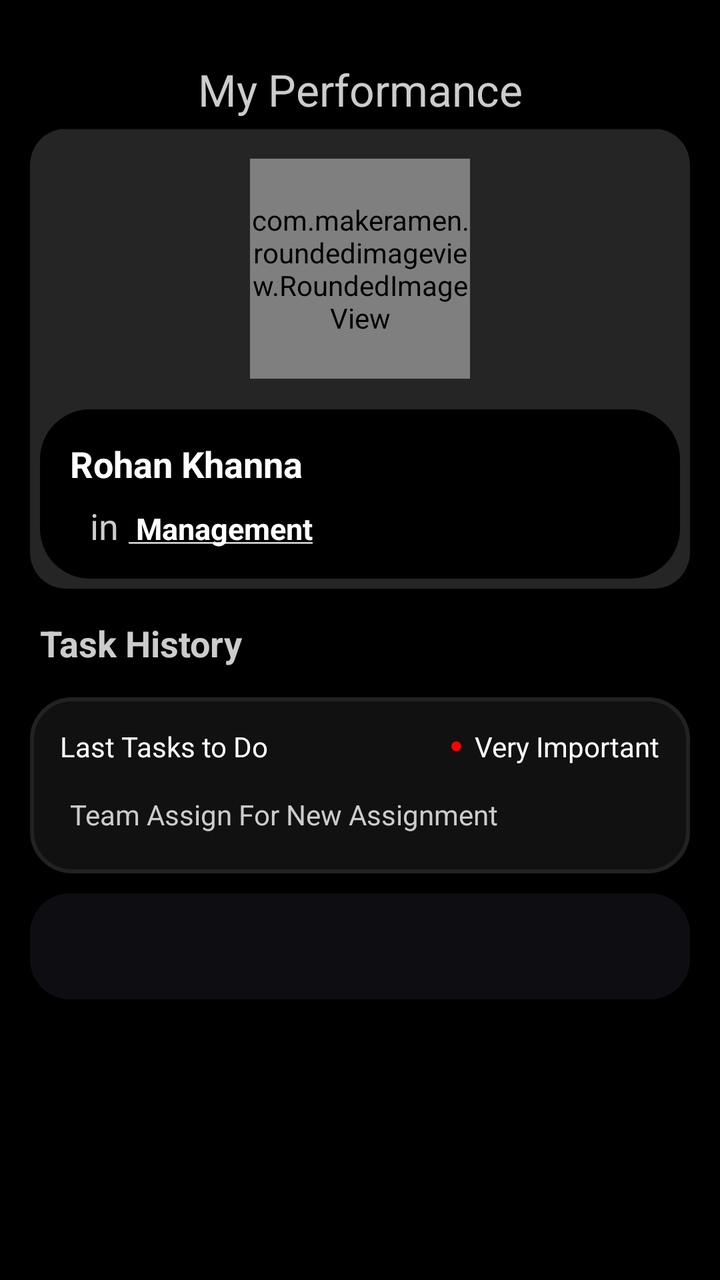
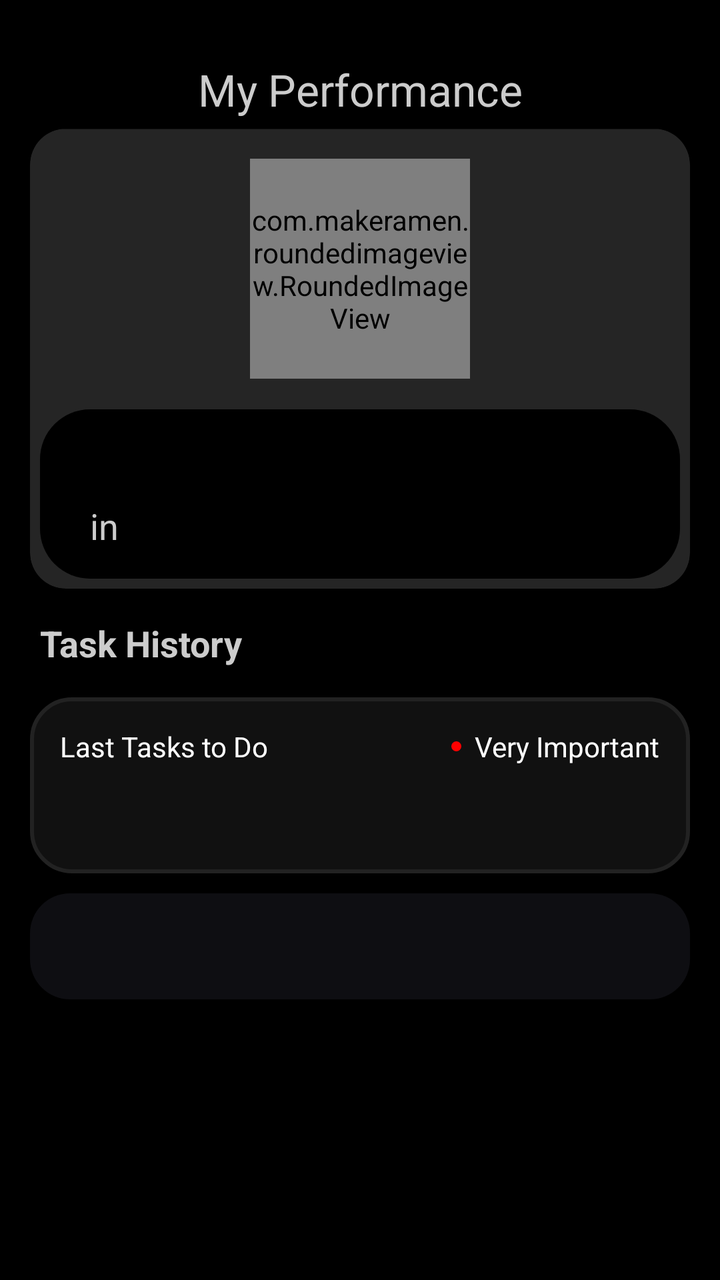

Before-and-after screenshots of an Android layout around one commit, followed by the original layout XML and the change that was made.
<!-- AndroidManifest.xml: application theme AppTheme -->
<!-- res/layout/fragment_my_performance.xml -->
<?xml version="1.0" encoding="utf-8"?>
<layout>

    <LinearLayout xmlns:android="http://schemas.android.com/apk/res/android"
        xmlns:app="http://schemas.android.com/apk/res-auto"
        xmlns:tools="http://schemas.android.com/tools"
        android:layout_width="match_parent"
        android:layout_height="match_parent"
        android:clickable="true"
        android:background="@android:color/black"
        android:orientation="vertical"
        android:padding="@dimen/_10dp"
        tools:context=".manager.activity.fragment.MyPerformance">

        <LinearLayout
            android:layout_width="match_parent"
            android:layout_height="wrap_content"
            android:layout_marginTop="20dp">

            <ImageView
                android:layout_width="wrap_content"
                android:layout_height="wrap_content"
                android:visibility="gone"
                android:layout_marginStart="25dp"
                android:src="@drawable/backbutton" />

            <TextView
                android:layout_width="match_parent"
                android:layout_height="wrap_content"
                android:gravity="center"
                android:text="My Performance"
                android:textColor="@color/greyforText"
                android:textSize="22sp" />

        </LinearLayout>

        
        <ScrollView
            android:layout_width="match_parent"
            android:layout_height="wrap_content">

            <LinearLayout
                android:layout_width="match_parent"
                android:layout_height="wrap_content"
                android:orientation="vertical">

                <androidx.cardview.widget.CardView
                    android:layout_width="match_parent"
                    android:layout_height="230dp"
                    android:layout_margin="5dp"
                    app:cardBackgroundColor="@color/lightGreycolor"
                    app:cardCornerRadius="18dp">

                    <ImageView
                        android:layout_width="match_parent"
                        android:layout_height="wrap_content"
                        android:scaleType="fitXY"
                        android:src="@drawable/grey_bg_rounded" />



                        <com.makeramen.roundedimageview.RoundedImageView
                            android:id="@+id/profilePhoto"
                            android:layout_width="110dp"
                            android:layout_height="110dp"
                            app:riv_oval="true"
                            android:layout_gravity="center"
                            android:scaleType="centerCrop"
                            android:layout_marginBottom="45dp"
                            android:src="@drawable/profilephoto" />

                    <LinearLayout
                        android:layout_width="match_parent"
                        android:layout_height="wrap_content"
                        android:layout_gravity="bottom"
                        android:layout_margin="@dimen/_5dp"
                        android:background="@drawable/black_button"
                        android:padding="@dimen/_10dp"
                        android:orientation="vertical">

                        <TextView
                            android:id="@+id/name"
                            android:layout_width="match_parent"
                            android:layout_height="wrap_content"
                            android:padding="5dp"
                            android:text="Rohan Khanna "
                            android:textColor="@color/white"
                            android:textSize="18dp"
                            android:textStyle="bold" />

                        <LinearLayout
                            android:layout_width="match_parent"
                            android:layout_height="wrap_content">

                            <TextView
                                android:layout_width="wrap_content"
                                android:layout_height="wrap_content"
                                android:layout_marginStart="@dimen/_15"
                                android:text="in"
                                android:textColor="@color/greyforText"
                                android:textSize="18dp"
                                android:textStyle="normal" />

                            <TextView
                                android:id="@+id/department"
                                android:layout_width="match_parent"
                                android:layout_height="wrap_content"
                                android:padding="5dp"
                                android:text="@string/department"
                                android:textColor="@color/white"
                                android:textSize="15dp"
                                android:textStyle="bold" />
                        </LinearLayout>


                    </LinearLayout>
                </androidx.cardview.widget.CardView>

                <TextView
                    android:layout_width="match_parent"
                    android:layout_height="wrap_content"
                    android:layout_margin="@dimen/_5dp"
                    android:padding="5dp"
                    android:text="Task History"
                    android:textColor="@color/greyforText"
                    android:textSize="18dp"
                    android:textStyle="bold" />

                <RelativeLayout
                    android:layout_width="match_parent"
                    android:layout_height="wrap_content"
                    android:layout_margin="@dimen/_5dp"
                    android:background="@drawable/dark_grey_bg"
                    android:padding="@dimen/_10dp">

                    <TextView
                        android:id="@+id/text1"
                        android:layout_width="match_parent"
                        android:layout_height="wrap_content"
                        android:padding="@dimen/_5dp"
                        android:text="Last Tasks to Do"
                        android:textColor="@color/white"
                        android:textSize="14dp" />


                    <TextView
                        android:id="@+id/dotText"
                        android:layout_width="wrap_content"
                        android:layout_height="wrap_content"
                        android:layout_alignEnd="@+id/text1"
                        android:drawableStart="@drawable/red_dot"
                        android:padding="@dimen/_5dp"
                        android:text="  Very Important"
                        android:textColor="@color/white"
                        android:textSize="14dp" />

                    <TextView
                        android:id="@+id/task"
                        android:layout_width="match_parent"
                        android:layout_height="wrap_content"
                        android:layout_below="@+id/text1"
                        android:padding="@dimen/_10"
                        android:text="Team Assign For New Assignment"
                        android:textColor="@color/greyforText"
                        android:textSize="14dp" />
                </RelativeLayout>

                <com.google.android.material.tabs.TabLayout
                    android:id="@+id/tabs"
                    android:layout_width="match_parent"
                    android:layout_height="wrap_content"
                    android:layout_gravity="center"
                    android:layout_margin="@dimen/_5dp"
                    android:animateLayoutChanges="true"
                    android:background="@drawable/tab_bg"
                    android:elevation="@dimen/_30dp"
                    android:paddingBottom="@dimen/_5dp"
                    app:tabBackground="@drawable/tab_selected"
                    app:tabGravity="fill"
                    app:tabIndicator="@drawable/tab_selected"
                    app:tabMode="fixed"
                    app:tabSelectedTextColor="@color/white"
                    app:tabTextColor="#A2A2B5" />

                <androidx.viewpager.widget.ViewPager
                    android:id="@+id/viewPager"
                    android:layout_width="match_parent"
                    android:layout_height="1550dp" />

            </LinearLayout>

        </ScrollView>

    </LinearLayout>
</layout>
<!-- resources referenced by this layout -->
<resources>
  <color name="greyforText">#CCCCCC</color>
  <color name="lightGreycolor">#252525</color>
  <color name="white">#FFFFFF</color>
  <dimen name="_10">10dp</dimen>
  <dimen name="_10dp">10dp</dimen>
  <dimen name="_15">15dp</dimen>
  <dimen name="_30dp">30dp</dimen>
  <dimen name="_5dp">5dp</dimen>
  <!-- drawable backbutton: png bitmap (drawable, 227 bytes) -->
  <!-- drawable black_button (drawable) -->
  <shape xmlns:android="http://schemas.android.com/apk/res/android"
      android:shape="rectangle">
      <solid android:color="#000000"/>
      <corners android:radius="25dp" /> 
  </shape>
  <!-- drawable dark_grey_bg (drawable) -->
  <?xml version="1.0" encoding="utf-8"?>
  <shape xmlns:android="http://schemas.android.com/apk/res/android"
      android:shape="rectangle">
      <solid android:color="@color/greyBackground"/>
      <corners android:radius="@dimen/_20dp"/>
      <stroke
          android:width="2dp" android:color="@color/strokeBlack"/>
  </shape>
  <!-- drawable grey_bg_rounded (drawable) -->
  <?xml version="1.0" encoding="utf-8"?>
  <shape xmlns:android="http://schemas.android.com/apk/res/android"
      android:shape="rectangle">
  <solid android:color="@color/greyBackground"/>
      <corners android:radius="@dimen/_20dp"/>
  </shape>
  <!-- drawable profilephoto: png bitmap (drawable, 10711 bytes) -->
  <!-- drawable red_dot (drawable) -->
  <?xml version="1.0" encoding="utf-8"?>
  <shape xmlns:android="http://schemas.android.com/apk/res/android"
      android:shape="oval">
      <solid android:color="#FF0000" /> 
      <size android:width="5dp" android:height="5dp" /> 
  </shape>
  <!-- drawable tab_bg (drawable) -->
  <shape xmlns:android="http://schemas.android.com/apk/res/android"
      android:shape="rectangle">
      <solid android:color="@color/lightGrey" /> 
      <corners android:radius="20dp" />
  </shape>
  <!-- drawable tab_selected (drawable) -->
  <?xml version="1.0" encoding="utf-8"?>
  <selector xmlns:android="http://schemas.android.com/apk/res/android">
  
          <item android:drawable="@drawable/dark_grey_bg" android:state_selected="true"/>
          <item android:drawable="@color/lightGrey"/>
  
  </selector>
  <string name="department"><u> Management</u></string>
  <style name="AppTheme" parent="Theme.MaterialComponents.Light.NoActionBar">
          <item name="colorPrimaryDark">@color/black</item>
          <item name="colorSurface">@color/white</item>
      </style>
  <color name="greyBackground">#111111</color>
  <dimen name="_20dp">20dp</dimen>
  <color name="strokeBlack">#222222</color>
  <color name="lightGrey">#0E0E12</color>
  <color name="black">#FF000000</color>
</resources>

<!-- the commit's change to res/layout/fragment_my_performance.xml (unified diff, before → after) -->
@@ -66,8 +66,7 @@
                             app:riv_oval="true"
                             android:layout_gravity="center"
                             android:scaleType="centerCrop"
-                            android:layout_marginBottom="45dp"
-                            android:src="@drawable/profilephoto" />
+                            android:layout_marginBottom="45dp" />
 
                     <LinearLayout
                         android:layout_width="match_parent"
@@ -83,7 +82,7 @@
                             android:layout_width="match_parent"
                             android:layout_height="wrap_content"
                             android:padding="5dp"
-                            android:text="Rohan Khanna "
+                            android:text="      "
                             android:textColor="@color/white"
                             android:textSize="18dp"
                             android:textStyle="bold" />
@@ -106,7 +105,7 @@
                                 android:layout_width="match_parent"
                                 android:layout_height="wrap_content"
                                 android:padding="5dp"
-                                android:text="@string/department"
+                                android:text=" "
                                 android:textColor="@color/white"
                                 android:textSize="15dp"
                                 android:textStyle="bold" />
@@ -160,7 +159,7 @@
                         android:layout_height="wrap_content"
                         android:layout_below="@+id/text1"
                         android:padding="@dimen/_10"
-                        android:text="Team Assign For New Assignment"
+                        android:text="      "
                         android:textColor="@color/greyforText"
                         android:textSize="14dp" />
                 </RelativeLayout>
<!-- resource entries referenced after the edit -->
@@ -31,7 +31,6 @@
   <solid android:color="@color/greyBackground"/>
       <corners android:radius="@dimen/_20dp"/>
   </shape>
-  <!-- drawable profilephoto: png bitmap (drawable, 10711 bytes) -->
   <!-- drawable red_dot (drawable) -->
   <?xml version="1.0" encoding="utf-8"?>
   <shape xmlns:android="http://schemas.android.com/apk/res/android"
@@ -53,7 +52,6 @@
           <item android:drawable="@color/lightGrey"/>
   
   </selector>
-  <string name="department"><u> Management</u></string>
   <style name="AppTheme" parent="Theme.MaterialComponents.Light.NoActionBar">
           <item name="colorPrimaryDark">@color/black</item>
           <item name="colorSurface">@color/white</item>
